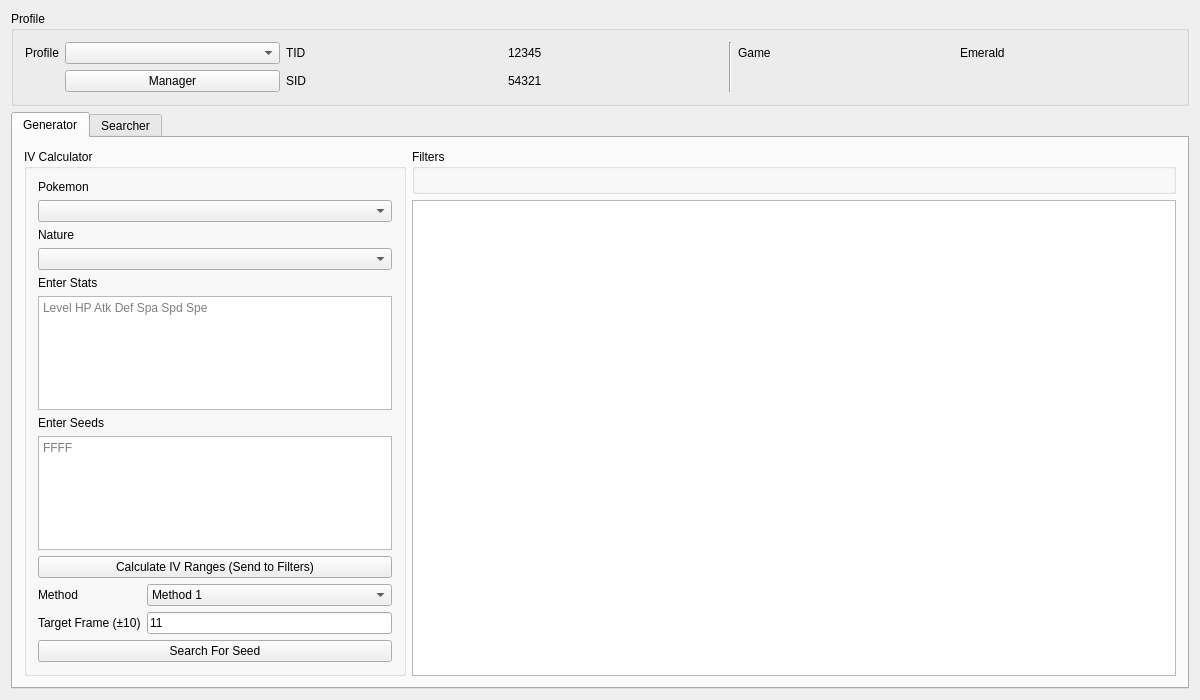
Old version of the form Forms/Gen3/Stationary3.ui in the repository papajefe/Gen-3-Seed-Assistant.
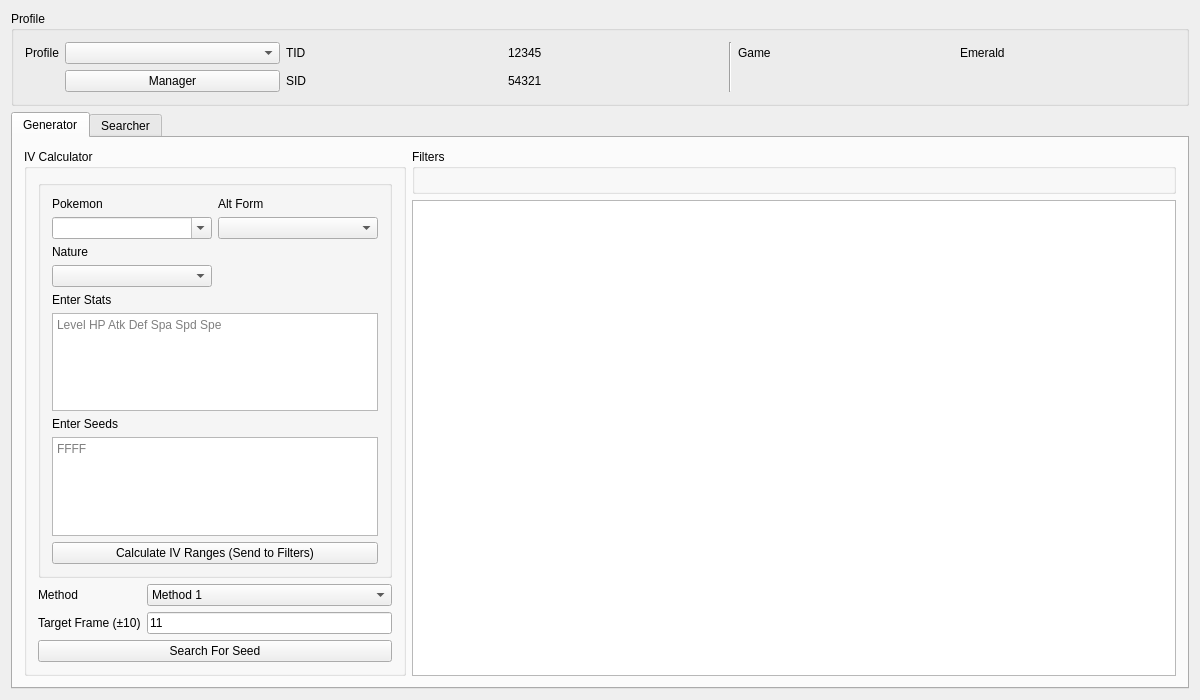
New version of the form. Icons and pictures are not drawn. Custom widgets are drawn as their Qt base class.

The edit to the form file:
```diff
--- a/Forms/Gen3/Stationary3.ui
+++ b/Forms/Gen3/Stationary3.ui
@@ -34,24 +34,6 @@
        <string>Generator</string>
       </attribute>
       <layout class="QGridLayout" name="gridLayout_5">
-       <item row="0" column="1">
-        <widget class="QGroupBox" name="groupBoxGeneratorFilters">
-         <property name="sizePolicy">
-          <sizepolicy hsizetype="Preferred" vsizetype="Preferred">
-           <horstretch>2</horstretch>
-           <verstretch>0</verstretch>
-          </sizepolicy>
-         </property>
-         <property name="title">
-          <string>Filters</string>
-         </property>
-         <layout class="QGridLayout" name="gridLayout">
-          <item row="0" column="0" rowspan="2">
-           <widget class="Filter" name="filterGenerator" native="true"/>
-          </item>
-         </layout>
-        </widget>
-       </item>
        <item row="1" column="1">
         <widget class="TableView" name="tableViewGenerator">
          <property name="contextMenuPolicy">
@@ -89,6 +71,38 @@
           <string>IV Calculator</string>
          </property>
          <layout class="QGridLayout" name="gridLayout_6">
+          <item row="3" column="0" colspan="2">
+           <widget class="QPushButton" name="pushButtonGenerate">
+            <property name="enabled">
+             <bool>true</bool>
+            </property>
+            <property name="text">
+             <string>Search For Seed</string>
+            </property>
+            <property name="checkable">
+             <bool>false</bool>
+            </property>
+            <property name="autoDefault">
+             <bool>false</bool>
+            </property>
+           </widget>
+          </item>
+          <item row="2" column="1">
+           <widget class="TextBox" name="textBoxGeneratorInitialFrame">
+            <property name="inputMethodHints">
+             <set>Qt::ImhDigitsOnly</set>
+            </property>
+            <property name="inputMask">
+             <string/>
+            </property>
+            <property name="text">
+             <string notr="true">11</string>
+            </property>
+            <property name="maxLength">
+             <number>10</number>
+            </property>
+           </widget>
+          </item>
           <item row="1" column="0">
            <widget class="QLabel" name="labelGeneratorMethod">
             <property name="sizePolicy">
@@ -115,65 +129,6 @@
             </property>
            </widget>
           </item>
-          <item row="0" column="0" colspan="2">
-           <layout class="QGridLayout" name="gridLayout_10">
-            <item row="7" column="0">
-             <widget class="QTextEdit" name="textUserSeed">
-              <property name="placeholderText">
-               <string>FFFF</string>
-              </property>
-             </widget>
-            </item>
-            <item row="0" column="0">
-             <widget class="QLabel" name="Plabel">
-              <property name="text">
-               <string>Pokemon</string>
-              </property>
-             </widget>
-            </item>
-            <item row="1" column="0">
-             <widget class="QComboBox" name="comboBoxPokemonG3"/>
-            </item>
-            <item row="5" column="0">
-             <widget class="QTextEdit" name="textEdit">
-              <property name="placeholderText">
-               <string>Level HP Atk Def Spa Spd Spe</string>
-              </property>
-             </widget>
-            </item>
-            <item row="8" column="0">
-             <widget class="QPushButton" name="CalculateIVButton">
-              <property name="text">
-               <string>Calculate IV Ranges (Send to Filters)</string>
-              </property>
-             </widget>
-            </item>
-            <item row="2" column="0">
-             <widget class="QLabel" name="Nlabel">
-              <property name="text">
-               <string>Nature</string>
-              </property>
-             </widget>
-            </item>
-            <item row="4" column="0">
-             <widget class="QLabel" name="Slabel">
-              <property name="text">
-               <string>Enter Stats</string>
-              </property>
-             </widget>
-            </item>
-            <item row="3" column="0">
-             <widget class="QComboBox" name="comboBoxNatures"/>
-            </item>
-            <item row="6" column="0">
-             <widget class="QLabel" name="label">
-              <property name="text">
-               <string>Enter Seeds</string>
-              </property>
-             </widget>
-            </item>
-           </layout>
-          </item>
           <item row="1" column="1">
            <widget class="ComboBox" name="comboBoxGeneratorMethod">
             <property name="layoutDirection">
@@ -207,37 +162,108 @@
             </item>
            </widget>
           </item>
-          <item row="2" column="1">
-           <widget class="TextBox" name="textBoxGeneratorInitialFrame">
-            <property name="inputMethodHints">
-             <set>Qt::ImhDigitsOnly</set>
-            </property>
-            <property name="inputMask">
-             <string/>
-            </property>
-            <property name="text">
-             <string notr="true">11</string>
-            </property>
-            <property name="maxLength">
-             <number>10</number>
-            </property>
+          <item row="0" column="0" colspan="2">
+           <widget class="QGroupBox" name="StatCalc">
+            <layout class="QGridLayout" name="gridLayout_10">
+             <item row="9" column="0">
+              <widget class="QPushButton" name="CalculateIVButton">
+               <property name="text">
+                <string>Calculate IV Ranges (Send to Filters)</string>
+               </property>
+              </widget>
+             </item>
+             <item row="6" column="0">
+              <widget class="QTextEdit" name="textEdit">
+               <property name="placeholderText">
+                <string>Level HP Atk Def Spa Spd Spe</string>
+               </property>
+              </widget>
+             </item>
+             <item row="5" column="0">
+              <widget class="QLabel" name="Slabel">
+               <property name="text">
+                <string>Enter Stats</string>
+               </property>
+              </widget>
+             </item>
+             <item row="8" column="0">
+              <widget class="QTextEdit" name="textUserSeed">
+               <property name="placeholderText">
+                <string>FFFF</string>
+               </property>
+              </widget>
+             </item>
+             <item row="7" column="0">
+              <widget class="QLabel" name="label">
+               <property name="text">
+                <string>Enter Seeds</string>
+               </property>
+              </widget>
+             </item>
+             <item row="2" column="0">
+              <layout class="QGridLayout" name="gridLayout_12">
+               <property name="topMargin">
+                <number>0</number>
+               </property>
+               <item row="2" column="0">
+                <widget class="QLabel" name="Nlabel">
+                 <property name="text">
+                  <string>Nature</string>
+                 </property>
+                </widget>
+               </item>
+               <item row="3" column="0">
+                <widget class="QComboBox" name="comboBoxNatures"/>
+               </item>
+               <item row="0" column="0">
+                <widget class="QLabel" name="Plabel">
+                 <property name="text">
+                  <string>Pokemon</string>
+                 </property>
+                </widget>
+               </item>
+               <item row="1" column="1">
+                <widget class="QComboBox" name="comboBoxAltForm"/>
+               </item>
+               <item row="0" column="1">
+                <widget class="QLabel" name="labelAltForm">
+                 <property name="text">
+                  <string>Alt Form</string>
+                 </property>
+                </widget>
+               </item>
+               <item row="1" column="0">
+                <widget class="QComboBox" name="comboBoxPokemon">
+                 <property name="autoFillBackground">
+                  <bool>false</bool>
+                 </property>
+                 <property name="editable">
+                  <bool>true</bool>
+                 </property>
+                </widget>
+               </item>
+              </layout>
+             </item>
+            </layout>
            </widget>
           </item>
-          <item row="3" column="0" colspan="2">
-           <widget class="QPushButton" name="pushButtonGenerate">
-            <property name="enabled">
-             <bool>true</bool>
-            </property>
-            <property name="text">
-             <string>Search For Seed</string>
-            </property>
-            <property name="checkable">
-             <bool>false</bool>
-            </property>
-            <property name="autoDefault">
-             <bool>false</bool>
-            </property>
-           </widget>
+         </layout>
+        </widget>
+       </item>
+       <item row="0" column="1">
+        <widget class="QGroupBox" name="groupBoxGeneratorFilters">
+         <property name="sizePolicy">
+          <sizepolicy hsizetype="Preferred" vsizetype="Preferred">
+           <horstretch>2</horstretch>
+           <verstretch>0</verstretch>
+          </sizepolicy>
+         </property>
+         <property name="title">
+          <string>Filters</string>
+         </property>
+         <layout class="QGridLayout" name="gridLayout">
+          <item row="0" column="0" rowspan="2">
+           <widget class="Filter" name="filterGenerator" native="true"/>
           </item>
          </layout>
         </widget>
@@ -311,6 +337,9 @@
               <property name="text">
                <string>Method</string>
               </property>
+              <property name="buddy">
+               <cstring>StatCalc</cstring>
+              </property>
              </widget>
             </item>
             <item row="1" column="0">
```
